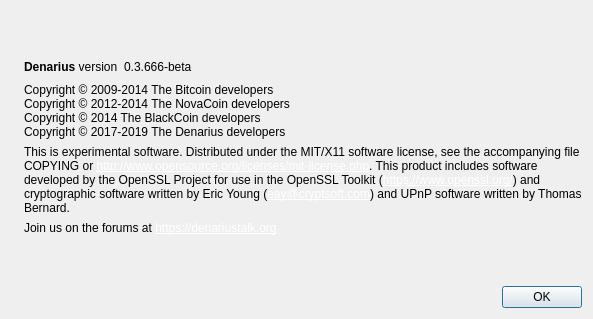
Old version of the form src/qt/forms/aboutdialog.ui in the repository metaspartan/denarius.
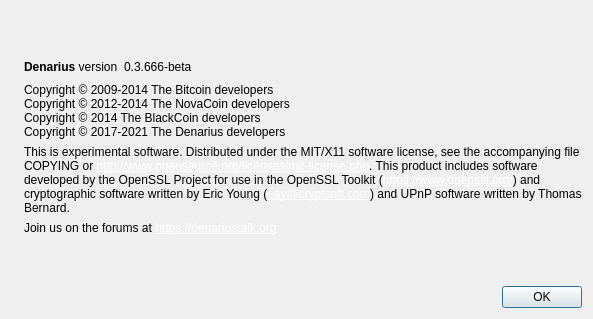
New version of the form. Icons and pictures are not drawn.

```diff
--- a/src/qt/forms/aboutdialog.ui
+++ b/src/qt/forms/aboutdialog.ui
@@ -94,7 +94,7 @@
         <string>Copyright © 2009-2014 The Bitcoin developers
 Copyright © 2012-2014 The NovaCoin developers
 Copyright © 2014 The BlackCoin developers
-Copyright © 2017-2019 The Denarius developers</string>
+Copyright © 2017-2021 The Denarius developers</string>
        </property>
        <property name="textInteractionFlags">
         <set>Qt::LinksAccessibleByMouse|Qt::TextSelectableByKeyboard|Qt::TextSelectableByMouse</set>
```
